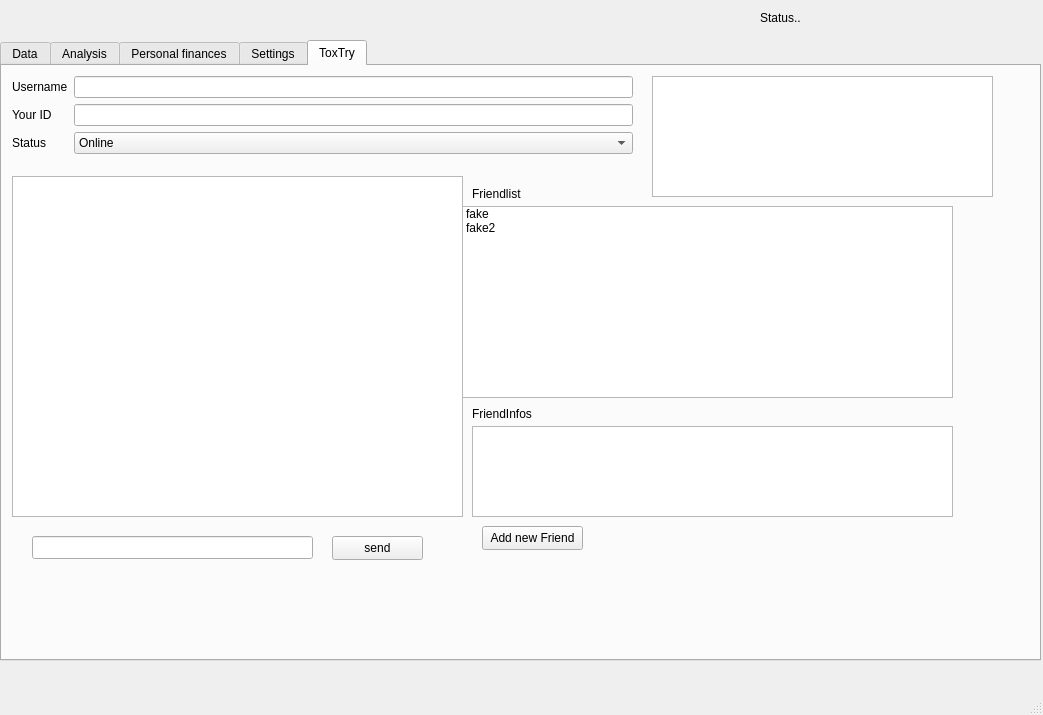
Qt form ui/gui.ui (hersche/jobManagement) before a commit.
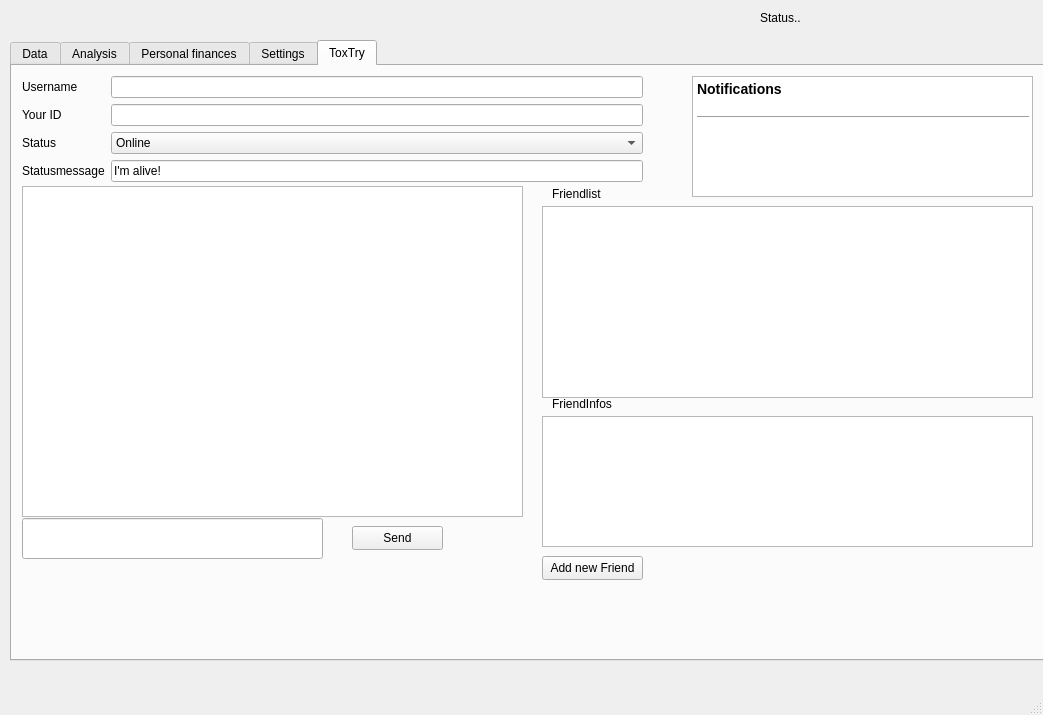
The same form after that commit.

Commit message: add statusmessage, even more fixes, better notifications and much such little things

```diff
--- a/ui/gui.ui
+++ b/ui/gui.ui
@@ -29,7 +29,7 @@
    <widget class="QTabWidget" name="mainTab">
     <property name="geometry">
      <rect>
-      <x>0</x>
+      <x>10</x>
       <y>40</y>
       <width>1041</width>
       <height>621</height>
@@ -1696,9 +1696,9 @@
       <property name="geometry">
        <rect>
         <x>10</x>
-        <y>110</y>
-        <width>451</width>
-        <height>341</height>
+        <y>120</y>
+        <width>501</width>
+        <height>331</height>
        </rect>
       </property>
       <property name="readOnly">
@@ -1708,45 +1708,35 @@
      <widget class="QLineEdit" name="toxTrySendText">
       <property name="geometry">
        <rect>
-        <x>30</x>
-        <y>470</y>
-        <width>281</width>
-        <height>23</height>
+        <x>10</x>
+        <y>452</y>
+        <width>301</width>
+        <height>41</height>
        </rect>
       </property>
      </widget>
      <widget class="QPushButton" name="toxTrySendButton">
       <property name="geometry">
        <rect>
-        <x>330</x>
-        <y>470</y>
+        <x>340</x>
+        <y>460</y>
         <width>91</width>
         <height>24</height>
        </rect>
       </property>
       <property name="text">
-       <string>send</string>
+       <string>Send</string>
       </property>
      </widget>
      <widget class="QListWidget" name="toxTryFriends">
       <property name="geometry">
        <rect>
-        <x>460</x>
+        <x>530</x>
         <y>140</y>
         <width>491</width>
         <height>192</height>
        </rect>
       </property>
-      <item>
-       <property name="text">
-        <string>fake</string>
-       </property>
-      </item>
-      <item>
-       <property name="text">
-        <string>fake2</string>
-       </property>
-      </item>
      </widget>
      <widget class="QWidget" name="gridLayoutWidget_5">
       <property name="geometry">
@@ -1754,7 +1744,7 @@
         <x>10</x>
         <y>10</y>
         <width>621</width>
-        <height>80</height>
+        <height>107</height>
        </rect>
       </property>
       <layout class="QGridLayout" name="gridLayout_5">
@@ -1809,12 +1799,26 @@
          </item>
         </widget>
        </item>
+       <item row="5" column="0">
+        <widget class="QLabel" name="label_46">
+         <property name="text">
+          <string>Statusmessage</string>
+         </property>
+        </widget>
+       </item>
+       <item row="5" column="2">
+        <widget class="QLineEdit" name="toxTryStatusMessage">
+         <property name="text">
+          <string>I'm alive!</string>
+         </property>
+        </widget>
+       </item>
       </layout>
      </widget>
      <widget class="QLabel" name="label_44">
       <property name="geometry">
        <rect>
-        <x>470</x>
+        <x>540</x>
         <y>120</y>
         <width>101</width>
         <height>16</height>
@@ -1827,8 +1831,8 @@
      <widget class="QLabel" name="label_45">
       <property name="geometry">
        <rect>
-        <x>470</x>
-        <y>340</y>
+        <x>540</x>
+        <y>330</y>
         <width>111</width>
         <height>16</height>
        </rect>
@@ -1840,17 +1844,17 @@
      <widget class="QTextEdit" name="toxTryFriendInfos">
       <property name="geometry">
        <rect>
-        <x>470</x>
-        <y>360</y>
-        <width>481</width>
-        <height>91</height>
+        <x>530</x>
+        <y>350</y>
+        <width>491</width>
+        <height>131</height>
        </rect>
       </property>
      </widget>
      <widget class="QTextEdit" name="toxTryNotifications">
       <property name="geometry">
        <rect>
-        <x>650</x>
+        <x>680</x>
         <y>10</y>
         <width>341</width>
         <height>121</height>
@@ -1865,12 +1869,21 @@
       <property name="readOnly">
        <bool>true</bool>
       </property>
+      <property name="html">
+       <string>&lt;!DOCTYPE HTML PUBLIC &quot;-//W3C//DTD HTML 4.0//EN&quot; &quot;http://www.w3.org/TR/REC-html40/strict.dtd&quot;&gt;
+&lt;html&gt;&lt;head&gt;&lt;meta name=&quot;qrichtext&quot; content=&quot;1&quot; /&gt;&lt;style type=&quot;text/css&quot;&gt;
+p, li { white-space: pre-wrap; }
+&lt;/style&gt;&lt;/head&gt;&lt;body style=&quot; font-family:'Ubuntu'; font-size:9pt; font-weight:400; font-style:normal;&quot;&gt;
+&lt;p style=&quot; margin-top:14px; margin-bottom:12px; margin-left:0px; margin-right:0px; -qt-block-indent:0; text-indent:0px;&quot;&gt;&lt;span style=&quot; font-size:large; font-weight:600;&quot;&gt;Notifications&lt;/span&gt;&lt;/p&gt;
+&lt;hr /&gt;
+&lt;p style=&quot;-qt-paragraph-type:empty; margin-top:0px; margin-bottom:0px; margin-left:0px; margin-right:0px; -qt-block-indent:0; text-indent:0px;&quot;&gt;&lt;br /&gt;&lt;/p&gt;&lt;/body&gt;&lt;/html&gt;</string>
+      </property>
      </widget>
      <widget class="QPushButton" name="toxTryNewFriendRequest">
       <property name="geometry">
        <rect>
-        <x>480</x>
-        <y>460</y>
+        <x>530</x>
+        <y>490</y>
         <width>101</width>
         <height>24</height>
        </rect>
```
The commit also changes 9 other files.
